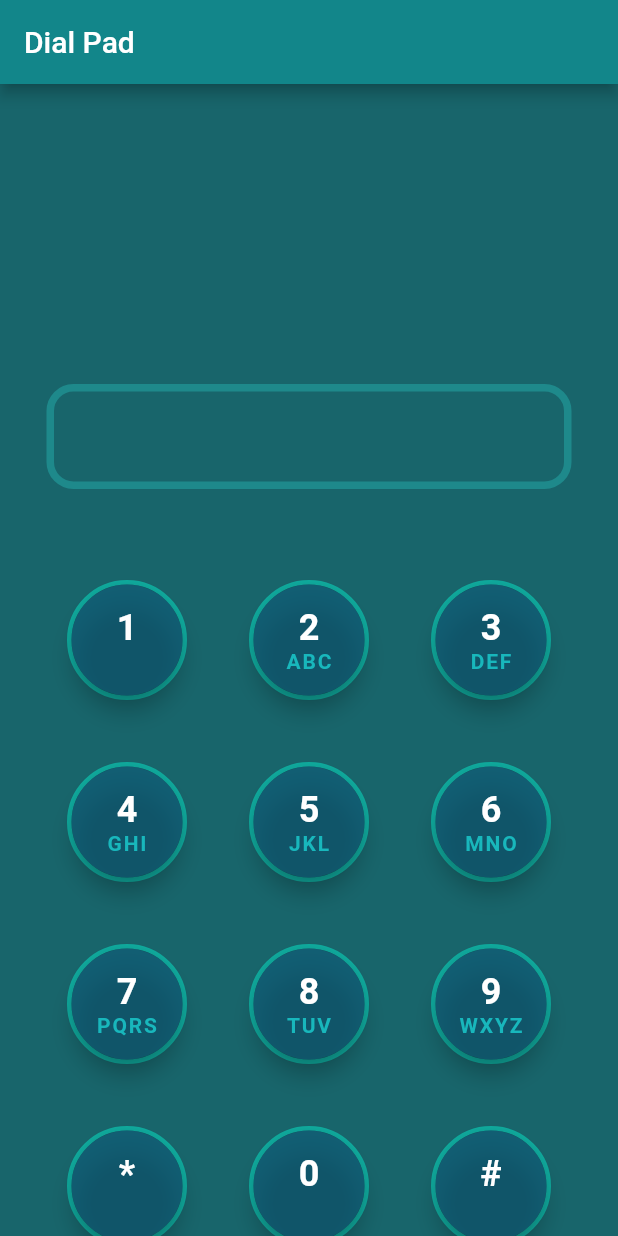
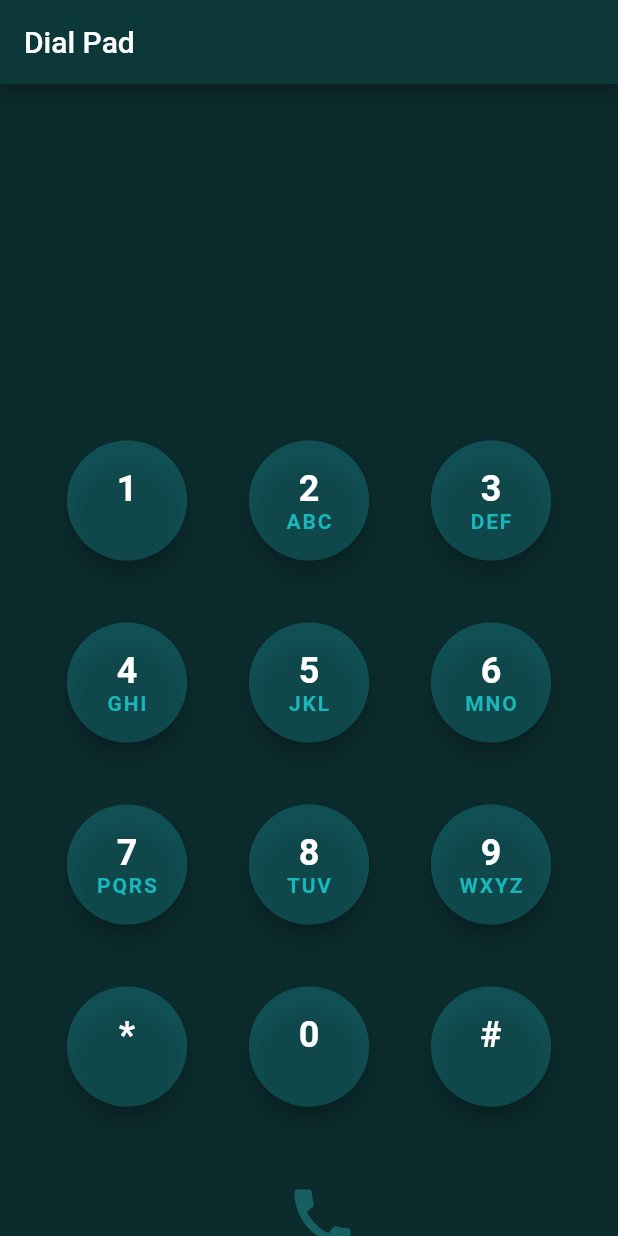
Before and after one commit to IsuruSulakshana/Flutter-Main-Widgets, a Flutter app: the screen it shows after launch, on a phone screen of 412 x 824 dp. Run offline on Flutter 3.47's test engine with Material 2 defaults, Android fonts, the phone set to English and light mode, and no system bars; our stand-ins replace device_preview, getwidget.

Commit message:
update dial pad

```diff
--- a/lib/main.dart
+++ b/lib/main.dart
@@ -33,7 +33,7 @@ class MyApp extends StatelessWidget {
       builder: DevicePreview.appBuilder,
       theme: ThemeData.light(),
       darkTheme: ThemeData.dark(),
-      home: DialPad(),
+      home: const DialPad(),
       //home: const WidgetTesting(),
       //home: const myScreen(),
     );
--- a/lib/screen/dialPad.dart
+++ b/lib/screen/dialPad.dart
@@ -1,56 +1,4 @@
 import 'package:flutter/material.dart';
-
-class DialKey extends StatelessWidget {
-  final String number;
-  final String letters;
-  final ValueChanged<String> onKeyPressed;
-
-  const DialKey({Key? key, required this.number, required this.letters, required this.onKeyPressed}) : super(key: key);
-
-  @override
-  Widget build(BuildContext context) {
-    return Center(
-      child: Container(
-        width: 80,
-        height: 80,
-        decoration: BoxDecoration(
-          color: const Color.fromARGB(255, 18, 79, 86),
-          borderRadius: BorderRadius.circular(100.0),
-          border: Border.all(color: const Color.fromARGB(255, 15, 170, 157), width: 3.0)
-        ),
-        child: FloatingActionButton(
-          onPressed: () {
-            if (onKeyPressed != null) {
-              onKeyPressed(number);
-            }
-          },
-          backgroundColor: const Color.fromARGB(255, 18, 112, 147).withOpacity(0.5),
-          child: Column(
-            mainAxisAlignment: MainAxisAlignment.center,
-            children: [
-              Text(
-                '$number',
-                style: const TextStyle(
-                    color: Color.fromARGB(255, 255, 255, 255),
-                    fontSize: 24,
-                    fontWeight: FontWeight.bold),
-              ),
-              Text(
-                '$letters',
-                style: const TextStyle(
-                    color: Color.fromARGB(255, 24, 183, 188),
-                    fontSize: 14,
-                    fontWeight: FontWeight.bold),
-              )
-            ],
-          ),
-        ),
-      ),
-    );
-  }
-}
-
-
 class DialPad extends StatefulWidget {
   const DialPad({Key? key}) : super(key: key);
 
@@ -79,30 +27,22 @@ class _DialPadState extends State<DialPad> {
     return Scaffold(
       appBar: AppBar(
         title: const Text('Dial Pad'),
-        backgroundColor: const Color.fromARGB(255, 18, 134, 138),
+        backgroundColor: Color.fromARGB(255, 13, 56, 58),
       ),
       body: Center(
         child: Column(
           mainAxisAlignment: MainAxisAlignment.start,
           children: [
-            const SizedBox(height: 200.0),
-            Container(
-              width: 350,
-              height: 70,
-              decoration: BoxDecoration(
-                borderRadius: BorderRadius.circular(18.0),
-                border: Border.all(color: const Color.fromARGB(255, 30, 137, 139), width: 5.0)
-              ),
-              child: Center(
+            const SizedBox(height: 130.0),
+              Center(
                 child: Text(
                   _phoneNumber,
                   style: const TextStyle(
-                    fontSize: 34,
+                    fontSize: 40,
                     color: Color.fromARGB(255, 171, 239, 238),
                     ),
                 ),
               ),
-            ),
             const SizedBox(height: 40),
             GridView.count(
               crossAxisCount: 3,
@@ -171,10 +111,73 @@ class _DialPadState extends State<DialPad> {
                 ),
               ],
             ),
+            const SizedBox(height: 20.0),
+            IconButton(
+              onPressed: (){},
+              icon: const Icon(
+                Icons.call,
+                size: 50.0,
+                color: Color.fromARGB(255, 22, 96, 100),
+              ),
+            ),
           ],
         ),
       ),
-      backgroundColor: const Color.fromARGB(255, 24, 101, 107),
+      backgroundColor: Color.fromARGB(255, 11, 43, 45),
     );
   }
 }
+
+class DialKey extends StatelessWidget {
+  final String number;
+  final String letters;
+  final ValueChanged<String> onKeyPressed;
+
+  const DialKey({Key? key,
+  required this.number,
+  required this.letters,
+  required this.onKeyPressed}) : super(key: key);
+
+  @override
+  Widget build(BuildContext context) {
+    return Center(
+      child: Container(
+        width: 80,
+        height: 80,
+        decoration: BoxDecoration(
+          color: const Color.fromARGB(255, 18, 79, 86),
+          borderRadius: BorderRadius.circular(100.0),
+        ),
+        child: FloatingActionButton(
+          onPressed: () {
+            if (onKeyPressed != null) {
+              onKeyPressed(number);
+            }
+          },
+          backgroundColor: Color.fromARGB(255, 16, 85, 86).withOpacity(0.5),
+          child: Center(
+            child: Column(
+              mainAxisAlignment: MainAxisAlignment.center,
+              children: [
+                Text(
+                  number,
+                  style: const TextStyle(
+                      color: Color.fromARGB(255, 255, 255, 255),
+                      fontSize: 24,
+                      fontWeight: FontWeight.bold),
+                ),
+                Text(
+                  letters,
+                  style: const TextStyle(
+                      color: Color.fromARGB(255, 24, 183, 188),
+                      fontSize: 14,
+                      fontWeight: FontWeight.bold),
+                )
+              ],
+            ),
+          ),
+        ),
+      ),
+    );
+  }
+}
--- a/lib/screen/testScreen.dart
+++ b/lib/screen/testScreen.dart
@@ -1,6 +1,7 @@
 import 'package:flutter/material.dart';
 import 'package:flutter_main_widgets/widgets/banner/widget_of_the_day.dart';
 import 'package:flutter_main_widgets/widgets/gridView/1)gridView.dart';
+import 'package:flutter_main_widgets/widgets/gridView/2)gridView.dart';
 import 'package:flutter_main_widgets/widgets/listtile/listtile.dart';
 import 'package:flutter_main_widgets/widgets/radio/1)radio.dart';
 import 'package:flutter_main_widgets/widgets/radio/2)radio.dart';
```
Also changed, not shown: lib/widgets/gridView/2)gridView.dart (added, +52 -0 lines).
